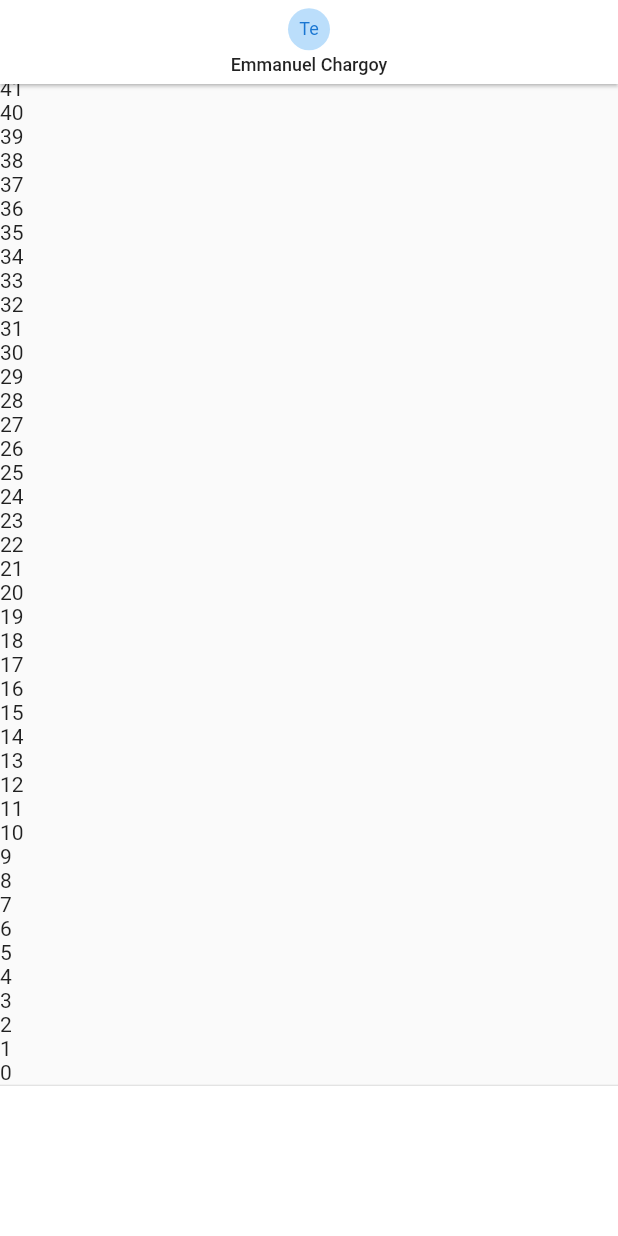
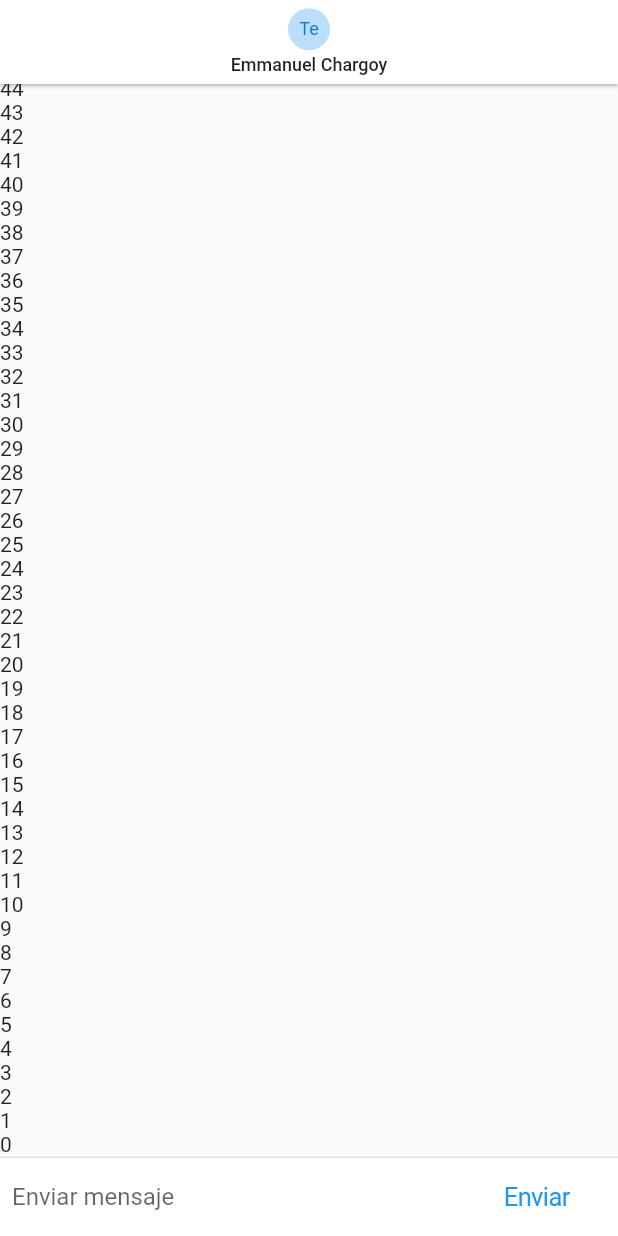
Before and after one commit to charger513/chat, a Flutter app: the screen it shows after launch, on a phone screen of 412 x 824 dp. Run offline on Flutter 3.47's test engine with Material 2 defaults, Android fonts, the phone set to English and light mode, and no system bars; our stand-ins replace pull_to_refresh.

Commit message:
Caja de texto de nuestro chat

```diff
--- a/lib/pages/chat_page.dart
+++ b/lib/pages/chat_page.dart
@@ -1,6 +1,17 @@
+import 'dart:io';
+
+import 'package:flutter/cupertino.dart';
 import 'package:flutter/material.dart';
 
-class ChatPage extends StatelessWidget {
+class ChatPage extends StatefulWidget {
+  @override
+  _ChatPageState createState() => _ChatPageState();
+}
+
+final textController = TextEditingController();
+final focusNode = FocusNode();
+
+class _ChatPageState extends State<ChatPage> {
   @override
   Widget build(BuildContext context) {
     return Scaffold(
@@ -46,11 +57,60 @@ class ChatPage extends StatelessWidget {
             ),
             Container(
               color: Colors.white,
-              height: 100,
+              child: _inputChat(),
             ),
           ],
         ),
       ),
     );
   }
+
+  Widget _inputChat() {
+    return SafeArea(
+      child: Container(
+        margin: const EdgeInsets.symmetric(horizontal: 8),
+        child: Row(
+          children: [
+            Flexible(
+              child: TextField(
+                controller: textController,
+                onSubmitted: _handleSubmit,
+                onChanged: (texto) {
+                  //
+                },
+                decoration: InputDecoration.collapsed(
+                  hintText: 'Enviar mensaje',
+                ),
+                focusNode: focusNode,
+              ),
+            ),
+
+            // Botón enviar
+            Container(
+              margin: const EdgeInsets.symmetric(horizontal: 4),
+              child: !Platform.isIOS
+                  ? CupertinoButton(
+                      child: Text('Enviar'),
+                      onPressed: () {},
+                    )
+                  : Container(
+                      margin: const EdgeInsets.symmetric(horizontal: 4),
+                      child: IconButton(
+                        icon: Icon(Icons.send),
+                        color: Colors.blue[400],
+                        onPressed: () {},
+                      ),
+                    ),
+            )
+          ],
+        ),
+      ),
+    );
+  }
+
+  void _handleSubmit(String texto) {
+    print(texto);
+    focusNode.requestFocus();
+    textController.clear();
+  }
 }
```
